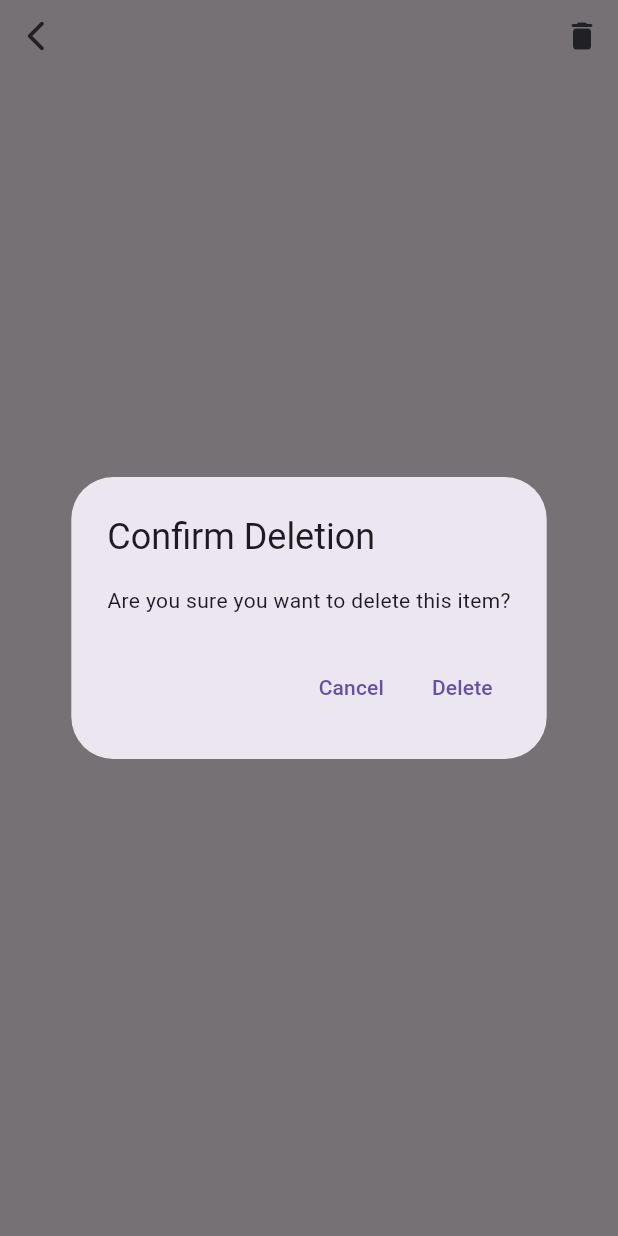
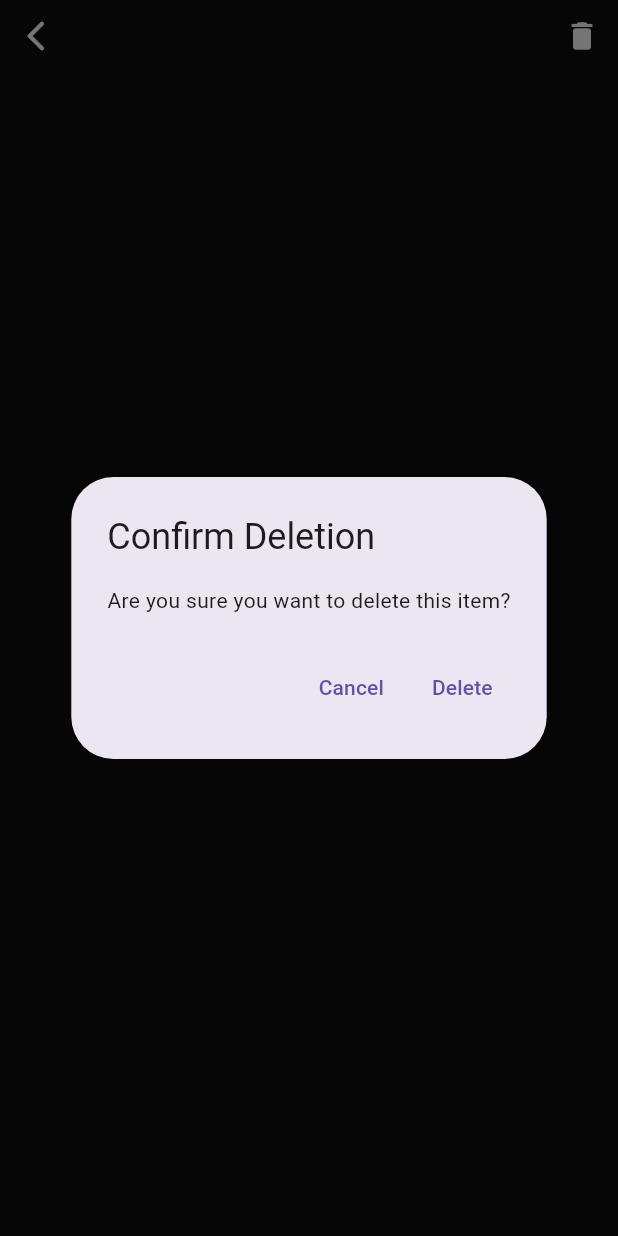
Before and after one commit to michaelfromyeg/georeal, a Flutter app: the GeoSphereGallery screen opened directly with empty values, after a tap on the "delete" icon, on a phone screen of 412 x 824 dp. Run offline on Flutter 3.47's test engine with Material 3 defaults, Android fonts, the phone set to English and light mode, and no system bars; our stand-ins replace flutter_dotenv, geocoding, google_maps_flutter, image_picker, location, permission_handler; missing offline and left inert: background_fetch; statements that could not run were skipped.

Commit message:
Changed styling of gallery

```diff
--- a/client/lib/features/gallery/views/geo_sphere_gallery.dart
+++ b/client/lib/features/gallery/views/geo_sphere_gallery.dart
@@ -3,6 +3,7 @@ import 'dart:io';
 import 'package:flutter/material.dart';
 import 'package:georeal/features/gallery/view_model/gallery_view_model.dart';
 import 'package:georeal/features/gallery/widgets/gallery_navbar.dart';
+import 'package:georeal/global_variables.dart';
 import 'package:georeal/models/geo_sphere_model.dart';
 import 'package:provider/provider.dart';
 
@@ -23,6 +24,7 @@ class GeoSphereGallery extends StatelessWidget {
         galleryViewModel.getPhotosFromGallery(geoSphere.geoSphereId);
 
     return Scaffold(
+      backgroundColor: GlobalVariables.backgroundColor,
       body: SafeArea(
         child: Column(
           children: [
--- a/client/lib/features/gallery/widgets/gallery_navbar.dart
+++ b/client/lib/features/gallery/widgets/gallery_navbar.dart
@@ -1,4 +1,5 @@
 import 'package:flutter/material.dart';
+import 'package:georeal/global_variables.dart';
 import 'package:provider/provider.dart';
 
 import '../../../models/geo_sphere_model.dart';
@@ -22,9 +23,18 @@ class GalleryNavBar extends StatelessWidget {
             Navigator.pop(context);
           },
           iconSize: 24,
-          icon: const Icon(Icons.arrow_back_ios_new_rounded),
+          icon: const Icon(
+            Icons.arrow_back_ios_new_rounded,
+            color: Colors.white,
+          ),
         ),
-        Text(geoSphere.name, style: const TextStyle(fontSize: 20)),
+        Text(
+          geoSphere.name,
+          style: const TextStyle(
+              fontSize: 20,
+              color: GlobalVariables.secondaryColor,
+              fontWeight: FontWeight.bold),
+        ),
         IconButton(
           onPressed: () async {
             final confirmDelete = await showDialog(
@@ -57,7 +67,10 @@ class GalleryNavBar extends StatelessWidget {
             }
           },
           iconSize: 24,
-          icon: const Icon(Icons.delete_rounded),
+          icon: const Icon(
+            Icons.delete_rounded,
+            color: Colors.white,
+          ),
         ),
       ],
     );
```
